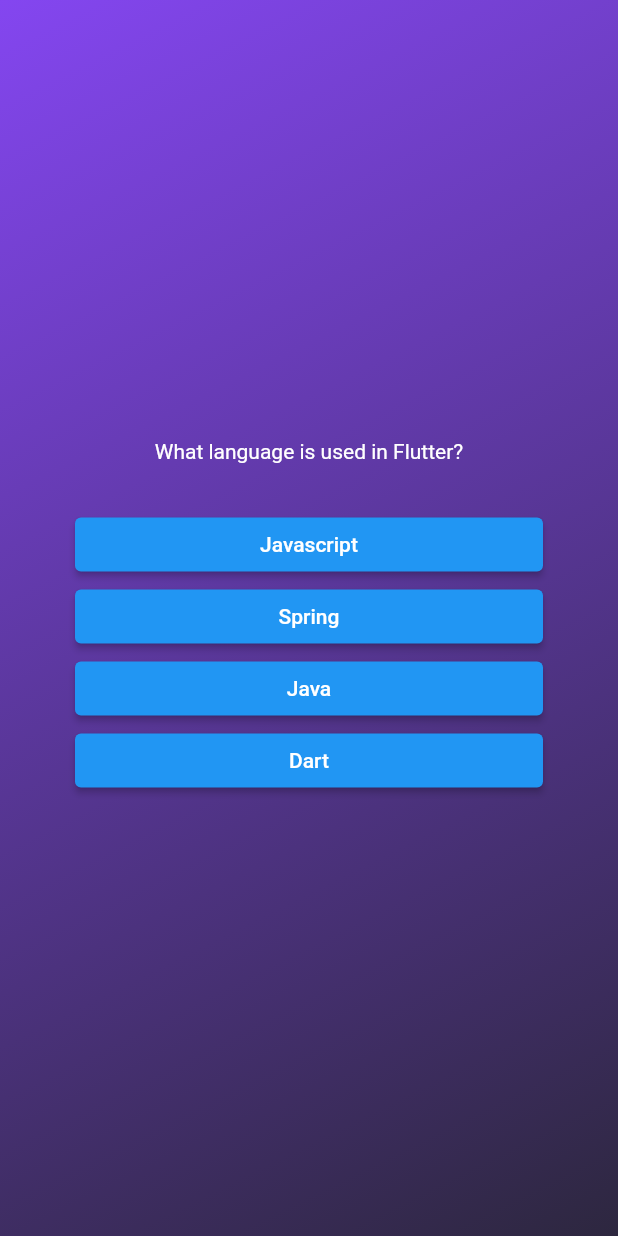
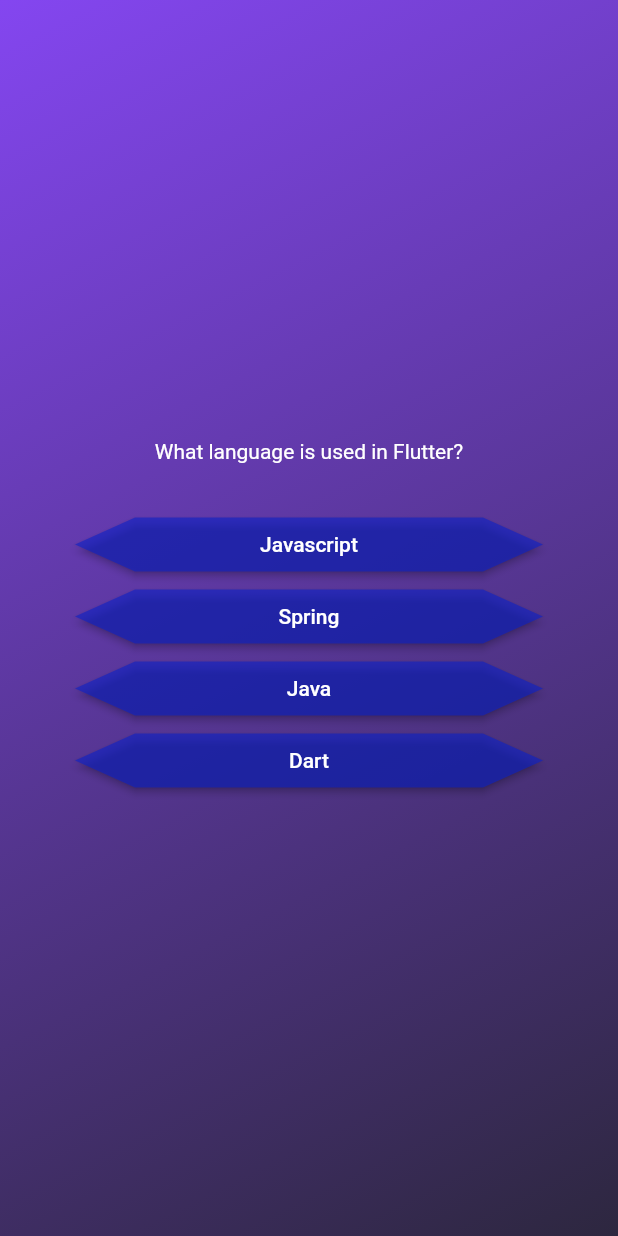
Before and after one commit to adekams/fl_simple_quiz, a Flutter app: the screen it shows after launch, after a tap on "Start Quiz", on a phone screen of 412 x 824 dp. Run offline on Flutter 3.47's test engine with Material 2 defaults, Android fonts, the phone set to English and light mode, and no system bars.

Commit message:
styling answer buttons

```diff
--- a/lib/answer_button.dart
+++ b/lib/answer_button.dart
@@ -14,6 +14,15 @@ class AnswerButton extends StatelessWidget {
   Widget build(BuildContext context) {
     return ElevatedButton(
       onPressed: onBtnClick,
+      style: ElevatedButton.styleFrom(
+          backgroundColor: const Color.fromARGB(154, 11, 33, 200),
+          padding: const EdgeInsets.symmetric(
+            vertical: 10,
+            horizontal: 40,
+          ),
+          shape: BeveledRectangleBorder(
+            borderRadius: BorderRadius.circular(40),
+          )),
       child: Text(answerText),
     );
   }
--- a/lib/questions.dart
+++ b/lib/questions.dart
@@ -12,9 +12,17 @@ class QuestionScreen extends StatefulWidget {
 }
 
 class _QuestionScreenState extends State<QuestionScreen> {
+  var currentQuestionIndx = 0;
+
+  void answerQuestion() {
+    setState(() {
+      currentQuestionIndx++;
+    });
+  }
+
   @override
   Widget build(context) {
-    final currentQuestion = questionContent[0];
+    final currentQuestion = questionContent[currentQuestionIndx];
 
     // use sizwdBox width to take all available space
     return SizedBox(
@@ -36,7 +44,7 @@ class _QuestionScreenState extends State<QuestionScreen> {
             ...currentQuestion.shuffleAnswers().map((answer) {
               return AnswerButton(
                 answerText: answer,
-                onBtnClick: () {},
+                onBtnClick: answerQuestion,
               );
             })
           ],
```
